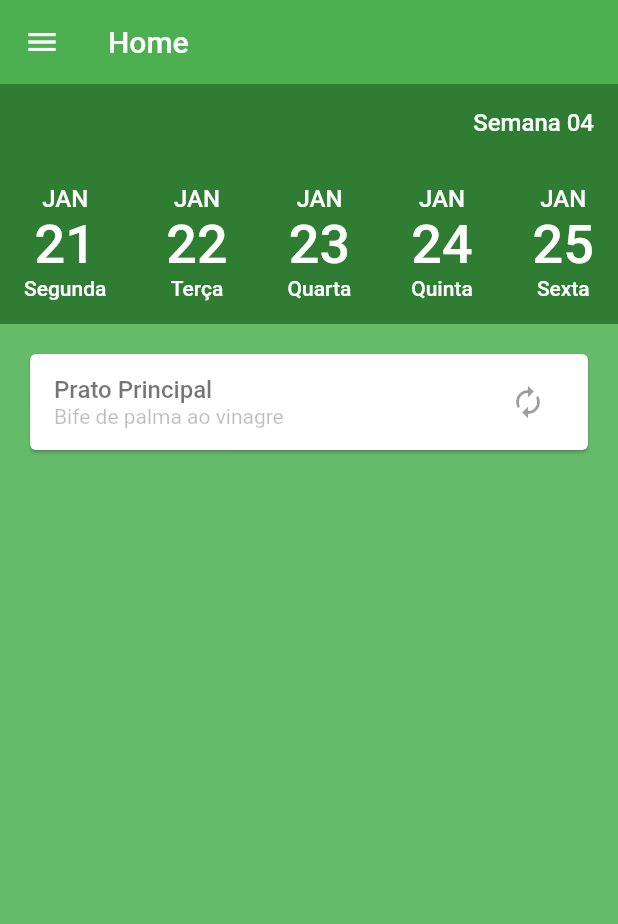
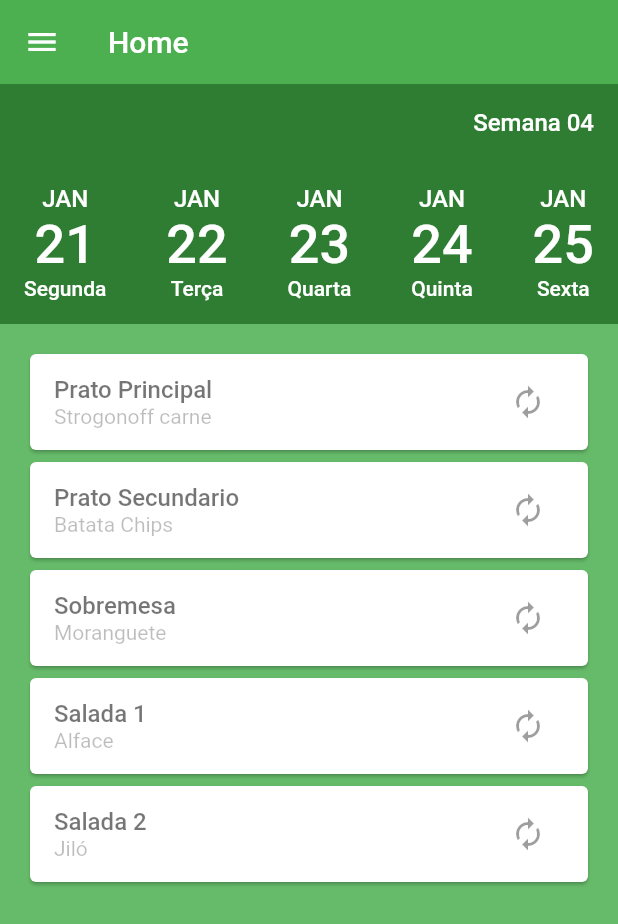
Before and after one commit to BR-Flutter/gf-troca-almoco, a Flutter app: the screen it shows after launch, on a phone screen of 412 x 824 dp. Shown: the top 924 px of the screen. Run offline on Flutter 3.47's test engine with Material 2 defaults, Android fonts, the phone set to English and light mode, and no system bars; our stand-ins replace rxdart.

Commit message:
Listando pratos

```diff
--- a/lib/pages/home/home.bloc.dart
+++ b/lib/pages/home/home.bloc.dart
@@ -1,21 +1,88 @@
 import 'package:flutter/material.dart';
+import 'package:gf_troca_almoco/pages/home/home.model.dart';
 import 'dart:async';
 import 'package:rxdart/rxdart.dart';
 
 class HomeBloc {
   final pageController = new PageController();
   List<Map> response = [
-    {'numeroDia': 21, 'mes': 'JAN', 'nomeDia': 'Segunda'},
-    {'numeroDia': 22, 'mes': 'JAN', 'nomeDia': 'Terça'},
-    {'numeroDia': 23, 'mes': 'JAN', 'nomeDia': 'Quarta'},
-    {'numeroDia': 24, 'mes': 'JAN', 'nomeDia': 'Quinta'},
-    {'numeroDia': 25, 'mes': 'JAN', 'nomeDia': 'Sexta'},
+    {
+      'numeroDia': 21,
+      'mes': 'JAN',
+      'nomeDia': 'Segunda',
+      'dish': [
+        {'type': 1, 'name': 'Strogonoff carne', 'swap': true},
+        {'type': 2, 'name': 'Batata Chips', 'swap': true},
+        {'type': 3, 'name': 'Moranguete', 'swap': true},
+        {'type': 4, 'name': 'Alface', 'swap': true},
+        {'type': 5, 'name': 'Jiló', 'swap': true}
+      ]
+    },
+    {
+      'numeroDia': 22,
+      'mes': 'JAN',
+      'nomeDia': 'Terça',
+      'dish': [
+        {'type': 1, 'name': 'Strogonoff carne', 'swap': true},
+        {'type': 2, 'name': 'Batata Chips', 'swap': false},
+        {'type': 3, 'name': 'Moranguete', 'swap': false},
+        {'type': 4, 'name': 'Alface', 'swap': false},
+        {'type': 5, 'name': 'Jiló', 'swap': false}
+      ]
+    },
+    {
+      'numeroDia': 23,
+      'mes': 'JAN',
+      'nomeDia': 'Quarta',
+      'dish': [
+        {'type': 1, 'name': 'Strogonoff carne', 'swap': true},
+        {'type': 2, 'name': 'Batata Chips', 'swap': false},
+        {'type': 3, 'name': 'Moranguete', 'swap': false},
+        {'type': 4, 'name': 'Alface', 'swap': false},
+        {'type': 5, 'name': 'Jiló', 'swap': false}
+      ]
+    },
+    {
+      'numeroDia': 24,
+      'mes': 'JAN',
+      'nomeDia': 'Quinta',
+      'dish': [
+        {'type': 1, 'name': 'Strogonoff carne', 'swap': true},
+        {'type': 2, 'name': 'Batata Chips', 'swap': false},
+        {'type': 3, 'name': 'Moranguete', 'swap': false},
+        {'type': 4, 'name': 'Alface', 'swap': false},
+        {'type': 5, 'name': 'Jiló', 'swap': false}
+      ]
+    },
+    {
+      'numeroDia': 25,
+      'mes': 'JAN',
+      'nomeDia': 'Sexta',
+      'dish': [
+        {'type': 1, 'name': 'Strogonoff carne', 'swap': true},
+        {'type': 2, 'name': 'Batata Chips', 'swap': false},
+        {'type': 3, 'name': 'Moranguete', 'swap': false},
+        {'type': 4, 'name': 'Alface', 'swap': false},
+        {'type': 5, 'name': 'Jiló', 'swap': false}
+      ]
+    },
   ];
+
+//  Day day1 = new Day.fromJSON(response[0]);
+
+//  Week week = Week(
+//      new Day.fromJSON(response[0]),
+//      new Day.fromJSON(this.response[0]),
+//      new Day.fromJSON(this.response[0]),
+//      new Day.fromJSON(this.response[0]),
+//      new Day.fromJSON(this.response[0]),
+//  );
+
 
   dispose() {}
 
   void toPage(int page) async {
-    await pageController.animateToPage(page, duration: Duration(milliseconds: 280), curve: Curves.ease);
+    await pageController.animateToPage(page,
+        duration: Duration(milliseconds: 280), curve: Curves.ease);
   }
-
 }
--- a/lib/pages/home/home.model.dart
+++ b/lib/pages/home/home.model.dart
@@ -1,14 +1,42 @@
-import 'package:gf_troca_almoco/pages/home/home.provider.dart';
-
 class Day extends Object {
   String mes;
   int numeroDia;
   String nomeDia;
+  List<Dish> dish = [];
 
   Day(String this.mes, int this.numeroDia, String this.nomeDia);
 
-  Day.fromJSON(Map<dynamic, dynamic> json)
-      : mes = json['mes'],
-        numeroDia = json['numeroDia'],
-        nomeDia = json['nomeDia'];
+  Day.fromJSON(Map<dynamic, dynamic> json) {
+    this.mes = json['mes'];
+    this.numeroDia = json['numeroDia'];
+    this.nomeDia = json['nomeDia'];
+
+    List<Map> jsonDish = json['dish'];
+    if (jsonDish.isNotEmpty && jsonDish.length > 0) {
+      jsonDish.forEach((el) => this.dish.add(Dish.fromJSON(el)));
+    }
+  }
+
+  @override
+  String toString() {
+    print(this.mes);
+    print(this.numeroDia);
+    print(this.nomeDia);
+    print(this.dish);
+  }
 }
+
+class Dish extends Object {
+  int type;
+  String name;
+  bool swap;
+
+  Dish(this.type, this.name, this.swap);
+
+  Dish.fromJSON(Map<dynamic, dynamic> json) {
+    print(json);
+    type = json['type'];
+    name = json['name'];
+    swap = json['swap'];
+  }
+}
--- a/lib/pages/home/home.page.dart
+++ b/lib/pages/home/home.page.dart
@@ -52,34 +52,24 @@ class _HomePageState extends State<HomePage> {
                       controller: bloc.pageController,
                       children: <Widget>[
                         ListView(
-                          children: <Widget>[_dish(context)],
+                          children: _listDish(
+                              context, Day.fromJSON(bloc.response[0])),
                         ),
                         ListView(
-                          children: <Widget>[_dish(context), _dish(context)],
+                          children: _listDish(
+                              context, Day.fromJSON(bloc.response[1])),
                         ),
                         ListView(
-                          children: <Widget>[
-                            _dish(context),
-                            _dish(context),
-                            _dish(context)
-                          ],
+                          children: _listDish(
+                              context, Day.fromJSON(bloc.response[2])),
                         ),
                         ListView(
-                          children: <Widget>[
-                            _dish(context),
-                            _dish(context),
-                            _dish(context),
-                            _dish(context)
-                          ],
+                          children: _listDish(
+                              context, Day.fromJSON(bloc.response[3])),
                         ),
                         ListView(
-                          children: <Widget>[
-                            _dish(context),
-                            _dish(context),
-                            _dish(context),
-                            _dish(context),
-                            _dish(context)
-                          ],
+                          children: _listDish(
+                              context, Day.fromJSON(bloc.response[4])),
                         )
                       ],
                     ),
@@ -110,7 +100,7 @@ class _HomePageState extends State<HomePage> {
             padding: EdgeInsets.all(16.0),
             child: Row(
               mainAxisAlignment: MainAxisAlignment.spaceBetween,
-              children: listDayWeek(context, bloc),
+              children: _listDayWeek(context, bloc),
             ),
           ),
         ],
@@ -118,7 +108,7 @@ class _HomePageState extends State<HomePage> {
     );
   }
 
-  Widget _dish(BuildContext context) {
+  Widget _dish(BuildContext context, Dish dish) {
     return Card(
       color: Colors.white,
       child: Padding(
@@ -129,21 +119,42 @@ class _HomePageState extends State<HomePage> {
               Column(
                 crossAxisAlignment: CrossAxisAlignment.start,
                 children: <Widget>[
-                  Text('Prato Principal',
+                  Text(_dishType(dish.type),
                       style: Theme.of(context).textTheme.display1),
-                  Text('Bife de palma ao vinagre',
-                      style: Theme.of(context).textTheme.display2),
+                  Text(dish.name, style: Theme.of(context).textTheme.display2),
                 ],
               ),
-              IconButton(
-                icon: Icon(Icons.autorenew),
-              )
+              _dishSwap(dish.swap)
             ],
           )),
     );
   }
 
-  List<Widget> listDayWeek(BuildContext context, HomeBloc bloc) {
+  Widget _dishSwap(bool swap) {
+    if (swap == true) {
+      return IconButton(
+        icon: Icon(Icons.autorenew),
+      );
+    }
+    return new Container(padding: EdgeInsets.all(24.0));
+  }
+
+  String _dishType(int type) {
+    switch (type) {
+      case 1:
+        return 'Prato Principal';
+      case 2:
+        return 'Prato Secundario';
+      case 3:
+        return 'Sobremesa';
+      case 4:
+        return 'Salada 1';
+      case 5:
+        return 'Salada 2';
+    }
+  }
+
+  List<Widget> _listDayWeek(BuildContext context, HomeBloc bloc) {
     List<Widget> list = [];
     for (var i = 0; i < bloc.response.length; i++) {
       Widget day = _dayWeek(context, Day.fromJSON(bloc.response[i]), i);
@@ -152,9 +163,26 @@ class _HomePageState extends State<HomePage> {
     return list;
   }
 
+//  List<Widget> _listPages(BuildContext context) {
+//    List<Widget> list = [];
+//    for (var i = 0; i < bloc.response.length; i++) {
+//      List<Widget> day = _listDish(context, Day.fromJSON(bloc.response[i]));
+//      list.add(day);
+//    }
+//    return list;
+//  }
+
+  List<Widget> _listDish(BuildContext context, Day day) {
+    List<Widget> list = [];
+    day.dish.forEach((d) => list.add(_dish(context, d)));
+    return list;
+  }
+
   Widget _dayWeek(BuildContext context, Day day, int page) {
     return GestureDetector(
-      onTap: () {bloc.toPage(page);},
+      onTap: () {
+        bloc.toPage(page);
+      },
       child: Column(
         children: <Widget>[
           Text(day.mes, style: Theme.of(context).textTheme.body1),
```
